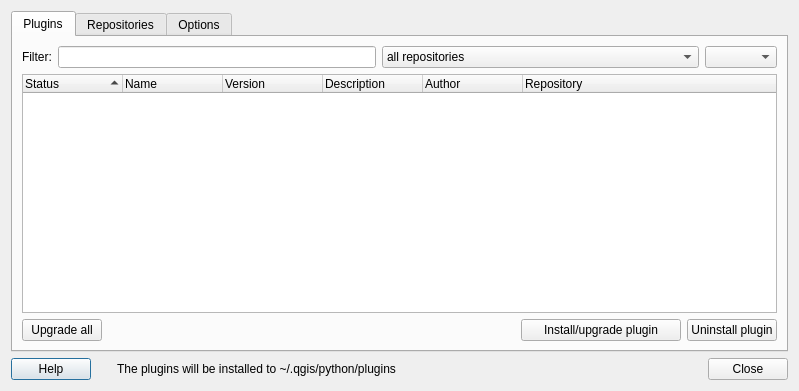
First picture: the form in python/plugins/plugin_installer/qgsplugininstallerbase.ui, repository kadas-albireo/kadas-albireo, before the edit.
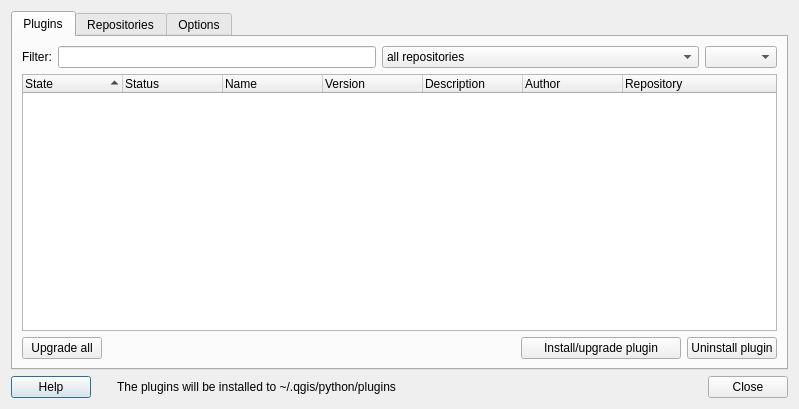
Second picture: the form after the edit. Icons and pictures are not drawn.

```diff
--- a/python/plugins/plugin_installer/qgsplugininstallerbase.ui
+++ b/python/plugins/plugin_installer/qgsplugininstallerbase.ui
@@ -8,7 +8,7 @@
     <x>0</x>
     <y>0</y>
     <width>799</width>
-    <height>382</height>
+    <height>409</height>
    </rect>
   </property>
   <property name="windowTitle">
@@ -203,6 +203,11 @@
          <property name="allColumnsShowFocus">
           <bool>true</bool>
          </property>
+         <column>
+          <property name="text">
+           <string>State</string>
+          </property>
+         </column>
          <column>
           <property name="text">
            <string>Status</string>
```
